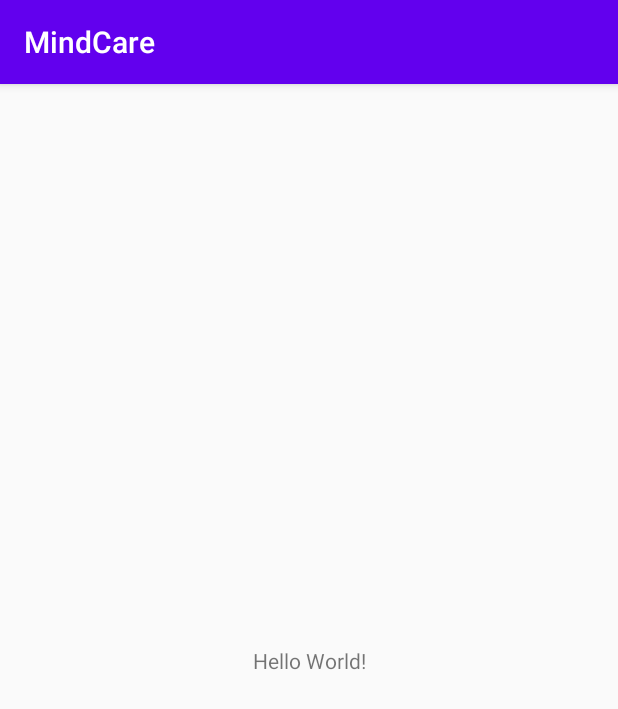
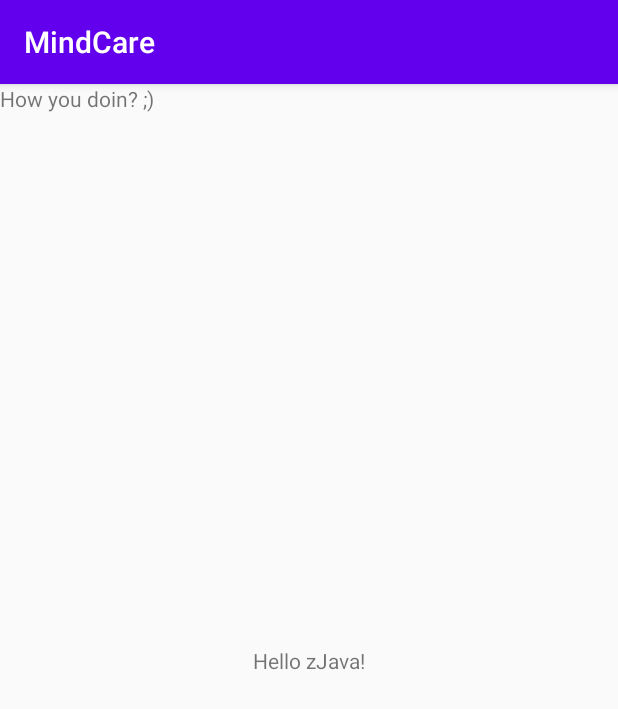
Before and after one commit to zJavaproject/TheWhiteWolfHackathon, an Android app: the screen it shows after launch (MainActivity), on a phone screen of 412 x 824 dp. Shown: the top 709 px of the screen. Run offline under Robolectric (Android 15) with nearby library versions, the phone set to English and light mode, and no system bars.

Commit message:
how you doin test commit

```diff
--- a/MobileApp/app/src/main/java/com/example/mindcare/MainActivity.java
+++ b/MobileApp/app/src/main/java/com/example/mindcare/MainActivity.java
@@ -3,12 +3,16 @@ package com.example.mindcare;
 import androidx.appcompat.app.AppCompatActivity;
 
 import android.os.Bundle;
+import android.widget.TextView;
 
 public class MainActivity extends AppCompatActivity {
+    TextView howudoin;
 
     @Override
     protected void onCreate(Bundle savedInstanceState) {
         super.onCreate(savedInstanceState);
         setContentView(R.layout.activity_main);
+        howudoin = findViewById(R.id.tvHelloLadies);
+        howudoin.setText("How you doin? ;)");
     }
 }
--- a/MobileApp/app/src/main/res/layout/activity_main.xml
+++ b/MobileApp/app/src/main/res/layout/activity_main.xml
@@ -9,10 +9,17 @@
     <TextView
         android:layout_width="wrap_content"
         android:layout_height="wrap_content"
-        android:text="Hello World!"
+        android:text="Hello zJava!"
         app:layout_constraintBottom_toBottomOf="parent"
         app:layout_constraintLeft_toLeftOf="parent"
         app:layout_constraintRight_toRightOf="parent"
         app:layout_constraintTop_toTopOf="parent" />
 
+    <TextView
+        android:id="@+id/tvHelloLadies"
+        android:layout_width="wrap_content"
+        android:layout_height="wrap_content"
+        tools:layout_editor_absoluteX="170dp"
+        tools:layout_editor_absoluteY="171dp" />
+
 </androidx.constraintlayout.widget.ConstraintLayout>
```
